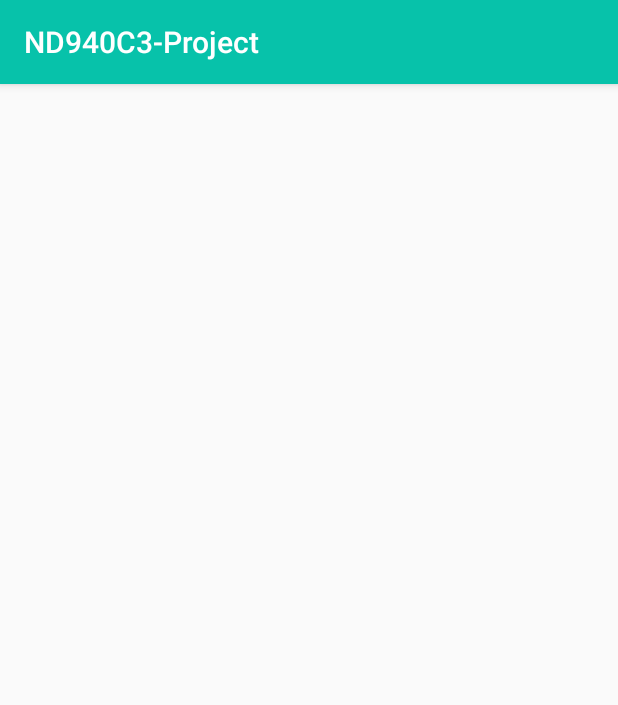
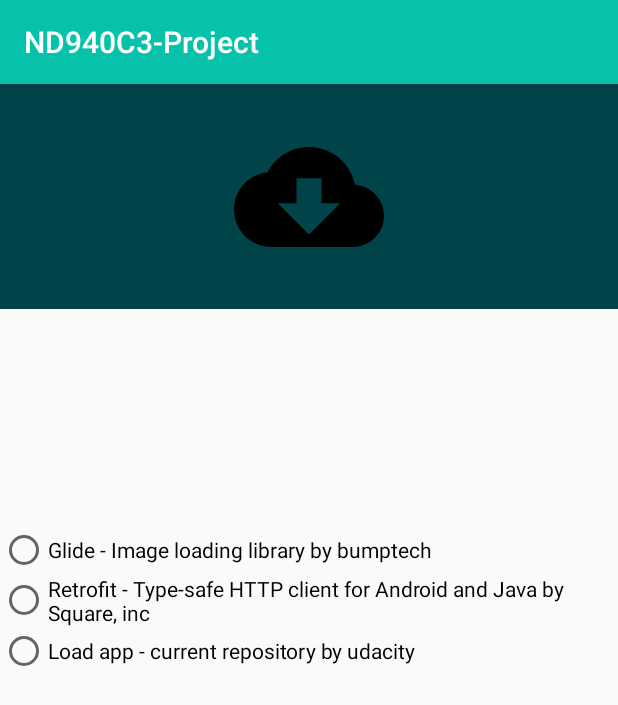
Before and after one commit to shoshonja/udacity_loading_app, an Android app: the screen it shows after launch (MainActivity), on a phone screen of 412 x 824 dp. Shown: the top 705 px of the screen. Run offline under Robolectric (Android 15) with nearby library versions, the phone set to English and light mode, and no system bars.

Commit message:
added main layout

```diff
--- /dev/null
+++ b/app/src/main/res/drawable/baseline_cloud_download_24.xml
@@ -0,0 +1,5 @@
+<vector android:height="24dp" android:tint="#000000"
+    android:viewportHeight="24" android:viewportWidth="24"
+    android:width="24dp" xmlns:android="http://schemas.android.com/apk/res/android">
+    <path android:fillColor="@android:color/white" android:pathData="M19.35,10.04C18.67,6.59 15.64,4 12,4 9.11,4 6.6,5.64 5.35,8.04 2.34,8.36 0,10.91 0,14c0,3.31 2.69,6 6,6h13c2.76,0 5,-2.24 5,-5 0,-2.64 -2.05,-4.78 -4.65,-4.96zM17,13l-5,5 -5,-5h3V9h4v4h3z"/>
+</vector>
--- a/app/src/main/res/layout/content_main.xml
+++ b/app/src/main/res/layout/content_main.xml
@@ -9,14 +9,68 @@
     tools:context=".ui.main.MainActivity"
     tools:showIn="@layout/activity_main">
 
+    <androidx.constraintlayout.motion.widget.MotionLayout
+        android:id="@+id/main_motion_layout"
+        android:layout_width="match_parent"
+        android:layout_height="150dp"
+        app:layoutDescription="@xml/motion_main"
+        app:layout_constraintEnd_toEndOf="parent"
+        app:layout_constraintStart_toStartOf="parent"
+        app:layout_constraintTop_toTopOf="parent">
+
+        <ImageView
+            android:id="@+id/main_motion_background"
+            android:layout_width="match_parent"
+            android:layout_height="match_parent"
+            android:background="@color/colorPrimaryDark"
+            app:layout_constraintEnd_toEndOf="parent"
+            app:layout_constraintHorizontal_bias="0.0"
+            app:layout_constraintStart_toStartOf="parent"
+            app:layout_constraintTop_toTopOf="parent" />
+
+        <ImageView
+            android:background="@drawable/baseline_cloud_download_24"
+            android:id="@+id/main_motion_icon"
+            android:layout_width="wrap_content"
+            android:layout_height="wrap_content" />
+    </androidx.constraintlayout.motion.widget.MotionLayout>
+
+
+    <RadioGroup
+        android:id="@+id/main_radio_group"
+        android:layout_width="wrap_content"
+        android:layout_height="wrap_content"
+        app:layout_constraintBottom_toTopOf="@id/custom_button"
+        app:layout_constraintEnd_toEndOf="parent"
+        app:layout_constraintStart_toStartOf="parent"
+        app:layout_constraintTop_toTopOf="parent">
+
+        <RadioButton
+            android:id="@+id/main_radio_group_glide"
+            android:layout_width="wrap_content"
+            android:layout_height="wrap_content"
+            android:text="@string/glide_description" />
+
+        <RadioButton
+            android:id="@+id/main_radio_group_retrofit"
+            android:layout_width="wrap_content"
+            android:layout_height="wrap_content"
+            android:text="@string/retrofit_description" />
+
+        <RadioButton
+            android:id="@+id/main_radio_group_udacity"
+            android:layout_width="wrap_content"
+            android:layout_height="wrap_content"
+            android:text="@string/udacity_description" />
+    </RadioGroup>
+
     <com.udacity.LoadingButton
         android:id="@+id/custom_button"
         android:layout_width="0dp"
-        app:layout_constraintStart_toStartOf="parent"
-        app:layout_constraintEnd_toEndOf="parent"
         android:layout_height="60dp"
         android:layout_margin="20dp"
         app:layout_constraintBottom_toBottomOf="parent"
-        app:layout_constraintTop_toTopOf="parent" />
+        app:layout_constraintEnd_toEndOf="parent"
+        app:layout_constraintStart_toStartOf="parent" />
 
 </androidx.constraintlayout.widget.ConstraintLayout>
--- a/app/src/main/res/values/strings.xml
+++ b/app/src/main/res/values/strings.xml
@@ -2,7 +2,6 @@
     <string name="app_name">ND940C3-Project</string>
     <string name="app_description">Download files from Internet</string>
     <string name="action_settings">Settings</string>
-
 
     <string name="notification_title">Udacity: Android Kotlin Nanodegree </string>
     <string name="notification_description">The Project 3 repository is downloaded</string>
@@ -11,4 +10,14 @@
     <string name="button_name">Click me</string>
     <string name="button_loading">We are loading </string>
     <string name="title_activity_detail">DetailActivity</string>
+
+    <string name="glide_url">https://github.com/bumptech/glide</string>
+    <string name="glide_description">Glide - Image loading library by bumptech</string>
+    <string name="retrofit_url">https://github.com/square/retrofit</string>
+    <string name="retrofit_description">Retrofit - Type-safe HTTP client for Android and Java by Square, inc</string>
+    <string name="udacity_url">https://github.com/udacity/nd940-c3-advanced-android-programming-project-starter</string>
+    <string name="udacity_description">Load app - current repository by udacity</string>
+
+    <string name="channel_id">channelId</string>
+    <string name="channel_name">Load app</string>
 </resources>
--- /dev/null
+++ b/app/src/main/res/xml/motion_main.xml
@@ -0,0 +1,44 @@
+<?xml version="1.0" encoding="utf-8"?>
+<MotionScene
+    xmlns:android="http://schemas.android.com/apk/res/android"
+    xmlns:app="http://schemas.android.com/apk/res-auto">
+
+    <Transition
+        app:constraintSetEnd="@+id/end"
+        app:constraintSetStart="@id/start"
+        app:duration="3000">
+
+        <OnClick
+            app:clickAction="toggle"
+            app:targetId="@id/main_motion_icon" />
+        <KeyFrameSet>
+            <KeyAttribute
+                android:rotation="-360"
+                app:framePosition="100"
+                app:motionTarget="@id/main_motion_icon" />
+        </KeyFrameSet>
+    </Transition>
+
+    <ConstraintSet android:id="@+id/start">
+        <Constraint
+            android:id="@id/main_motion_icon"
+            android:layout_height="100dp"
+            android:layout_width="100dp"
+            app:layout_constraintBottom_toBottomOf="parent"
+            app:layout_constraintEnd_toEndOf="parent"
+            app:layout_constraintStart_toStartOf="parent"
+            app:layout_constraintTop_toTopOf="parent" />
+    </ConstraintSet>
+
+    <ConstraintSet android:id="@+id/end">
+        <Constraint
+            android:id="@id/main_motion_icon"
+            android:layout_height="100dp"
+            android:layout_width="100dp"
+            app:layout_constraintBottom_toBottomOf="parent"
+            app:layout_constraintEnd_toEndOf="parent"
+            app:layout_constraintStart_toStartOf="parent"
+            app:layout_constraintTop_toTopOf="parent" />
+    </ConstraintSet>
+
+</MotionScene>
```
